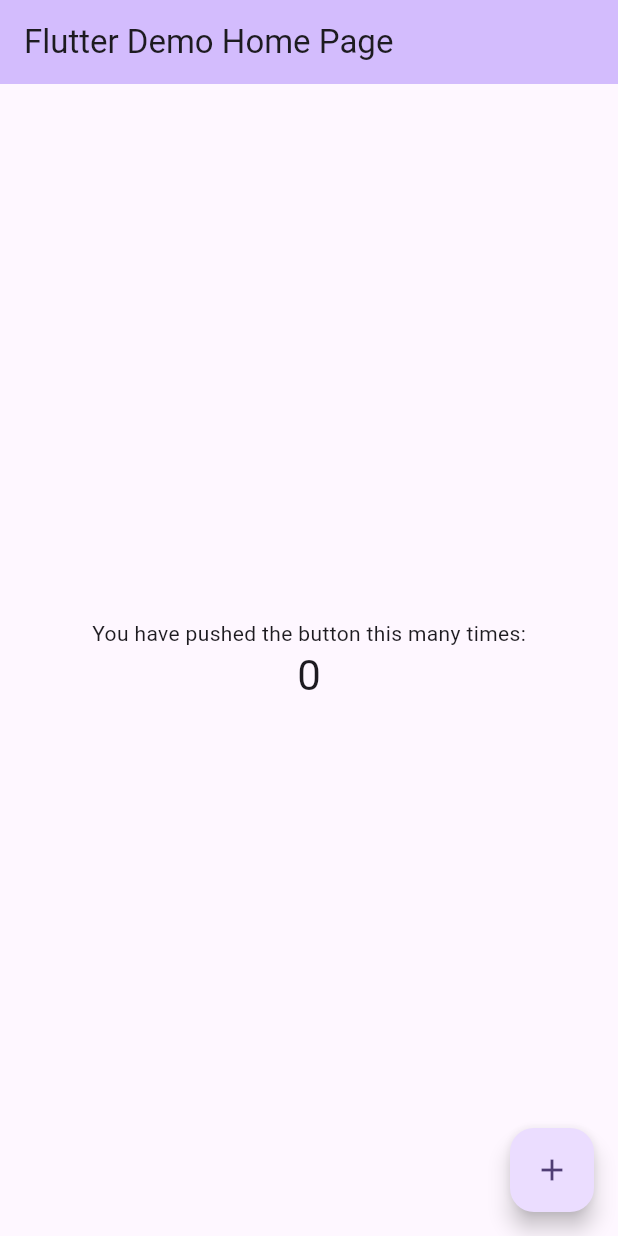
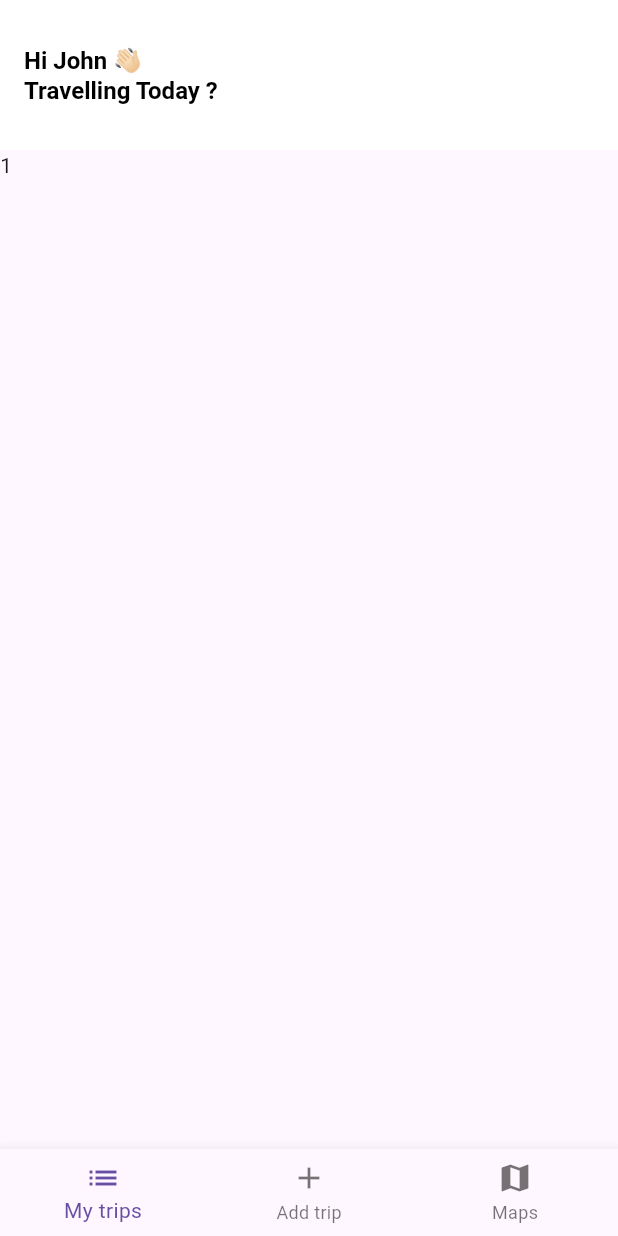
Before and after one commit to MoaazAtik/Travel-App, a Flutter app: the screen it shows after launch, on a phone screen of 412 x 824 dp. Run offline on Flutter 3.47's test engine with Material 3 defaults, Android fonts, the phone set to English and light mode, and no system bars; our stand-ins replace flutter_riverpod, hive, hive_flutter; accounts and stored records are empty.

Commit message:
feat: Implement basic MainScreen UI and Hive initialization
This commit introduces the `MainScreen` widget, which serves as the main interface of the application.

Key features of `MainScreen`:
- **AppBar:** Displays a personalized greeting ("Hi John 👋🏻") and a prompt ("Travelling Today ?").
- **PageView:** Allows navigation between different sections of the app (currently represented by placeholder Text widgets: '1', '2', '3').
- **BottomNavigationBar:** Provides navigation controls for "My trips", "Add trip", and "Maps". Navigation is synchronized with the `PageView` using a `PageController` and a `ValueNotifier`.

Additionally, this commit updates `main.dart`:
- **Hive Initialization:** Initializes Hive, registers the `TripModelAdapter`, and opens the 'trips' box. It uses `Hive.initFlutter()` directly to support web platforms where `path_provider` is not available.
- **ProviderScope:** Wraps the `MyApp` widget with `ProviderScope` for Riverpod state management.
- **App Configuration:** Sets the app title to 'Travel App', disables the debug banner, and sets `MainScreen` as the home widget.

The `path_provider` dependency has been added to `pubspec.yaml` to support Hive initialization on mobile platforms.

```diff
--- /dev/null
+++ b/lib/features/trip/ui/pages/main_screen.dart
@@ -0,0 +1,77 @@
+import 'package:flutter/material.dart';
+
+class MainScreen extends StatelessWidget {
+  MainScreen({super.key});
+
+  final PageController _pageController = PageController();
+  final ValueNotifier<int> _currentPage = ValueNotifier<int>(0);
+
+  @override
+  Widget build(BuildContext context) {
+    /*
+     // code from tutorial:
+    _pageController.addListener(() {
+      _currentPage.value = _pageController.page!.round();
+    });
+
+    // generated instead of code from tutorial (2/2):
+     */
+    _currentPage.addListener(() {
+      _pageController.jumpToPage(_currentPage.value);
+    });
+
+    return Scaffold(
+      appBar: AppBar(
+        centerTitle: false,
+        elevation: 0,
+        toolbarHeight: 100,
+        backgroundColor: Colors.white,
+        title: Column(
+          crossAxisAlignment: CrossAxisAlignment.start,
+          children: [
+            Text(
+              "Hi John 👋🏻",
+              style: TextStyle(
+                fontSize: 16,
+                fontWeight: FontWeight.bold,
+                color: Colors.black,
+              ),
+            ),
+            Text(
+              "Travelling Today ?",
+              style: TextStyle(
+                fontSize: 16,
+                fontWeight: FontWeight.bold,
+                color: Colors.black,
+              ),
+            ),
+          ],
+        ),
+      ),
+      body: PageView(
+        controller: _pageController,
+        children: [Text('1'), Text('2'), Text('3')],
+      ),
+      bottomNavigationBar: ValueListenableBuilder(
+        valueListenable: _currentPage,
+        builder: (context, pageIndex, child) => BottomNavigationBar(
+          currentIndex: pageIndex,
+          items: [
+            BottomNavigationBarItem(icon: Icon(Icons.list), label: "My trips"),
+            BottomNavigationBarItem(icon: Icon(Icons.add), label: "Add trip"),
+            BottomNavigationBarItem(icon: Icon(Icons.map), label: "Maps"),
+          ],
+          onTap: (index) {
+            /*
+            // code from tutorial:
+            // _pageController.jumpToPage(index);
+
+            // generated instead of code from tutorial (1/2):
+             */
+            _currentPage.value = index;
+          },
+        ),
+      ),
+    );
+  }
+}
--- a/lib/main.dart
+++ b/lib/main.dart
@@ -1,122 +1,33 @@
 import 'package:flutter/material.dart';
+import 'package:flutter_riverpod/flutter_riverpod.dart';
+import 'package:hive_flutter/hive_flutter.dart';
+import 'package:path_provider/path_provider.dart';
 
-void main() {
-  runApp(const MyApp());
+import 'features/trip/data/models/trip_model.dart';
+import 'features/trip/ui/pages/main_screen.dart';
+
+Future<void> main() async {
+  WidgetsFlutterBinding.ensureInitialized();
+
+  // Initialize hive and open our box
+  // Hive.initFlutter((await getApplicationDocumentsDirectory()).path);
+  /* The line above doesn't work for web because Path Provider doesn't support it. */
+  Hive.initFlutter();
+  Hive.registerAdapter(TripModelAdapter());
+  await Hive.openBox('trips');
+
+  runApp(ProviderScope(child: MyApp()));
 }
 
 class MyApp extends StatelessWidget {
   const MyApp({super.key});
 
-  // This widget is the root of your application.
   @override
   Widget build(BuildContext context) {
     return MaterialApp(
-      title: 'Flutter Demo',
-      theme: ThemeData(
-        // This is the theme of your application.
-        //
-        // TRY THIS: Try running your application with "flutter run". You'll see
-        // the application has a purple toolbar. Then, without quitting the app,
-        // try changing the seedColor in the colorScheme below to Colors.green
-        // and then invoke "hot reload" (save your changes or press the "hot
-        // reload" button in a Flutter-supported IDE, or press "r" if you used
-        // the command line to start the app).
-        //
-        // Notice that the counter didn't reset back to zero; the application
-        // state is not lost during the reload. To reset the state, use hot
-        // restart instead.
-        //
-        // This works for code too, not just values: Most code changes can be
-        // tested with just a hot reload.
-        colorScheme: ColorScheme.fromSeed(seedColor: Colors.deepPurple),
-      ),
-      home: const MyHomePage(title: 'Flutter Demo Home Page'),
+      title: 'Travel App',
+      debugShowCheckedModeBanner: false,
+      home: MainScreen(),
     );
   }
 }
-
-class MyHomePage extends StatefulWidget {
-  const MyHomePage({super.key, required this.title});
-
-  // This widget is the home page of your application. It is stateful, meaning
-  // that it has a State object (defined below) that contains fields that affect
-  // how it looks.
-
-  // This class is the configuration for the state. It holds the values (in this
-  // case the title) provided by the parent (in this case the App widget) and
-  // used by the build method of the State. Fields in a Widget subclass are
-  // always marked "final".
-
-  final String title;
-
-  @override
-  State<MyHomePage> createState() => _MyHomePageState();
-}
-
-class _MyHomePageState extends State<MyHomePage> {
-  int _counter = 0;
-
-  void _incrementCounter() {
-    setState(() {
-      // This call to setState tells the Flutter framework that something has
-      // changed in this State, which causes it to rerun the build method below
-      // so that the display can reflect the updated values. If we changed
-      // _counter without calling setState(), then the build method would not be
-      // called again, and so nothing would appear to happen.
-      _counter++;
-    });
-  }
-
-  @override
-  Widget build(BuildContext context) {
-    // This method is rerun every time setState is called, for instance as done
-    // by the _incrementCounter method above.
-    //
-    // The Flutter framework has been optimized to make rerunning build methods
-    // fast, so that you can just rebuild anything that needs updating rather
-    // than having to individually change instances of widgets.
-    return Scaffold(
-      appBar: AppBar(
-        // TRY THIS: Try changing the color here to a specific color (to
-        // Colors.amber, perhaps?) and trigger a hot reload to see the AppBar
-        // change color while the other colors stay the same.
-        backgroundColor: Theme.of(context).colorScheme.inversePrimary,
-        // Here we take the value from the MyHomePage object that was created by
-        // the App.build method, and use it to set our appbar title.
-        title: Text(widget.title),
-      ),
-      body: Center(
-        // Center is a layout widget. It takes a single child and positions it
-        // in the middle of the parent.
-        child: Column(
-          // Column is also a layout widget. It takes a list of children and
-          // arranges them vertically. By default, it sizes itself to fit its
-          // children horizontally, and tries to be as tall as its parent.
-          //
-          // Column has various properties to control how it sizes itself and
-          // how it positions its children. Here we use mainAxisAlignment to
-          // center the children vertically; the main axis here is the vertical
-          // axis because Columns are vertical (the cross axis would be
-          // horizontal).
-          //
-          // TRY THIS: Invoke "debug painting" (choose the "Toggle Debug Paint"
-          // action in the IDE, or press "p" in the console), to see the
-          // wireframe for each widget.
-          mainAxisAlignment: MainAxisAlignment.center,
-          children: <Widget>[
-            const Text('You have pushed the button this many times:'),
-            Text(
-              '$_counter',
-              style: Theme.of(context).textTheme.headlineMedium,
-            ),
-          ],
-        ),
-      ),
-      floatingActionButton: FloatingActionButton(
-        onPressed: _incrementCounter,
-        tooltip: 'Increment',
-        child: const Icon(Icons.add),
-      ), // This trailing comma makes auto-formatting nicer for build methods.
-    );
-  }
-}
--- a/pubspec.yaml
+++ b/pubspec.yaml
@@ -40,6 +40,8 @@ dependencies:
   hive_flutter: ^1.1.0
   # Flutter Riverpod
   flutter_riverpod: ^2.6.1
+  # Path Provider
+  path_provider: ^2.1.5
 
 dev_dependencies:
   flutter_test:
```
